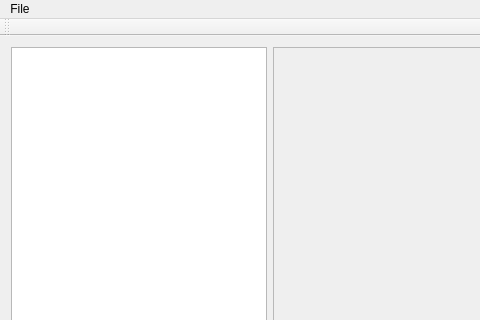
Qt form trajectory-editor/forms/mainwindow.ui (RaV001/RouteEditor) before a commit; both pictures show x 0 to 480 and y 0 to 320 of the 1103 by 705 pixel window.
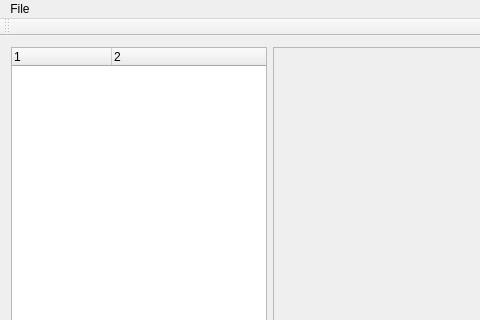
The same form after that commit.

Commit message: Вывод исходных траекторий в дерево, изменения очистки формы

What changed in the file:
```diff
--- a/trajectory-editor/forms/mainwindow.ui
+++ b/trajectory-editor/forms/mainwindow.ui
@@ -22,7 +22,7 @@
         <item>
          <layout class="QHBoxLayout" name="horizontalLayout">
           <item>
-           <widget class="QTreeView" name="treeView">
+           <widget class="QTreeWidget" name="treeWidget">
             <property name="sizePolicy">
              <sizepolicy hsizetype="Fixed" vsizetype="Expanding">
               <horstretch>0</horstretch>
@@ -35,6 +35,19 @@
               <height>0</height>
              </size>
             </property>
+            <property name="columnCount">
+             <number>2</number>
+            </property>
+            <column>
+             <property name="text">
+              <string notr="true">1</string>
+             </property>
+            </column>
+            <column>
+             <property name="text">
+              <string notr="true">2</string>
+             </property>
+            </column>
            </widget>
           </item>
           <item>
```
The commit also changes 2 other files.
